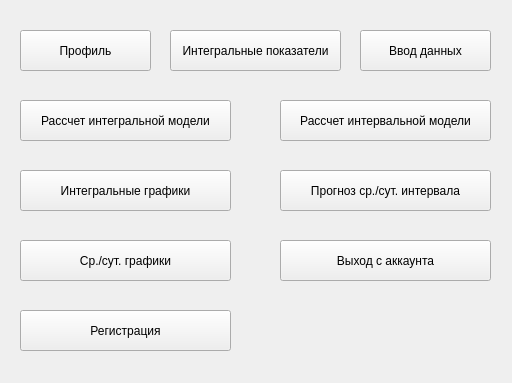
Above: ui/main.ui from Wester35/desktop-app-mcc before the change. Below: the same form after it.
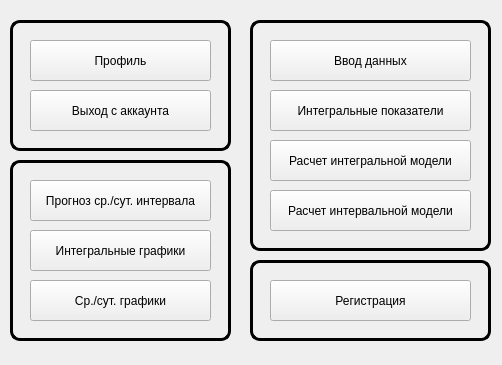
That is the form after the change.

Commit message: чуть изменен интерфейс

What changed in the file:
```diff
--- a/ui/main.ui
+++ b/ui/main.ui
@@ -6,84 +6,27 @@
    <rect>
     <x>0</x>
     <y>0</y>
-    <width>512</width>
-    <height>383</height>
+    <width>502</width>
+    <height>365</height>
    </rect>
   </property>
   <property name="windowTitle">
    <string>MainApp</string>
   </property>
-  <widget class="QPushButton" name="pushButton">
-   <property name="geometry">
-    <rect>
-     <x>20</x>
-     <y>310</y>
-     <width>211</width>
-     <height>41</height>
-    </rect>
-   </property>
-   <property name="text">
-    <string>Регистрация</string>
-   </property>
-  </widget>
-  <widget class="QPushButton" name="pushButton_2">
-   <property name="geometry">
-    <rect>
-     <x>280</x>
-     <y>240</y>
-     <width>211</width>
-     <height>41</height>
-    </rect>
-   </property>
-   <property name="text">
-    <string>Выход с аккаунта</string>
-   </property>
-  </widget>
-  <widget class="QPushButton" name="data_input_btn">
-   <property name="geometry">
-    <rect>
-     <x>360</x>
-     <y>30</y>
-     <width>131</width>
-     <height>41</height>
-    </rect>
-   </property>
-   <property name="text">
-    <string>Ввод данных</string>
-   </property>
-  </widget>
-  <widget class="QPushButton" name="analytics_btn">
-   <property name="geometry">
-    <rect>
-     <x>170</x>
-     <y>30</y>
-     <width>171</width>
-     <height>41</height>
-    </rect>
-   </property>
-   <property name="text">
-    <string>Интегральные показатели</string>
-   </property>
-  </widget>
-  <widget class="QPushButton" name="prokofiev_button">
-   <property name="geometry">
-    <rect>
-     <x>280</x>
-     <y>170</y>
-     <width>211</width>
-     <height>41</height>
-    </rect>
-   </property>
-   <property name="text">
-    <string>Прогноз ср./сут. интервала</string>
-   </property>
-  </widget>
+  <property name="styleSheet">
+   <string notr="true">QFrame
+{
+	border-radius:10px;
+	background-color: transparent;
+	border: 3px solid black;
+}</string>
+  </property>
   <widget class="QPushButton" name="integral_charts">
    <property name="geometry">
     <rect>
-     <x>20</x>
-     <y>170</y>
-     <width>211</width>
+     <x>30</x>
+     <y>230</y>
+     <width>181</width>
      <height>41</height>
     </rect>
    </property>
@@ -94,9 +37,9 @@
   <widget class="QPushButton" name="interval_charts">
    <property name="geometry">
     <rect>
-     <x>20</x>
-     <y>240</y>
-     <width>211</width>
+     <x>30</x>
+     <y>280</y>
+     <width>181</width>
      <height>41</height>
     </rect>
    </property>
@@ -104,12 +47,81 @@
     <string>Ср./сут. графики</string>
    </property>
   </widget>
+  <widget class="QFrame" name="frame">
+   <property name="geometry">
+    <rect>
+     <x>10</x>
+     <y>20</y>
+     <width>221</width>
+     <height>131</height>
+    </rect>
+   </property>
+   <property name="styleSheet">
+    <string notr="true"/>
+   </property>
+   <property name="frameShape">
+    <enum>QFrame::Shape::StyledPanel</enum>
+   </property>
+   <property name="frameShadow">
+    <enum>QFrame::Shadow::Raised</enum>
+   </property>
+  </widget>
+  <widget class="QFrame" name="frame_2">
+   <property name="geometry">
+    <rect>
+     <x>250</x>
+     <y>20</y>
+     <width>241</width>
+     <height>231</height>
+    </rect>
+   </property>
+   <property name="styleSheet">
+    <string notr="true">#frame
+{
+	border-radius:10px;
+	background-color: transparent;
+	border: 3px solid black;
+}</string>
+   </property>
+   <property name="frameShape">
+    <enum>QFrame::Shape::StyledPanel</enum>
+   </property>
+   <property name="frameShadow">
+    <enum>QFrame::Shadow::Raised</enum>
+   </property>
+  </widget>
+  <widget class="QPushButton" name="prokofiev_button">
+   <property name="geometry">
+    <rect>
+     <x>30</x>
+     <y>180</y>
+     <width>181</width>
+     <height>41</height>
+    </rect>
+   </property>
+   <property name="text">
+    <string>Прогноз ср./сут. интервала</string>
+   </property>
+  </widget>
+  <widget class="QPushButton" name="pushButton_2">
+   <property name="geometry">
+    <rect>
+     <x>30</x>
+     <y>90</y>
+     <width>181</width>
+     <height>41</height>
+    </rect>
+   </property>
+   <property name="text">
+    <string>Выход с аккаунта</string>
+   </property>
+  </widget>
   <widget class="QPushButton" name="profile_btn">
    <property name="geometry">
     <rect>
-     <x>20</x>
-     <y>30</y>
-     <width>131</width>
+     <x>30</x>
+     <y>40</y>
+     <width>181</width>
      <height>41</height>
     </rect>
    </property>
@@ -117,32 +129,132 @@
     <string>Профиль</string>
    </property>
   </widget>
+  <widget class="QPushButton" name="data_input_btn">
+   <property name="geometry">
+    <rect>
+     <x>270</x>
+     <y>40</y>
+     <width>201</width>
+     <height>41</height>
+    </rect>
+   </property>
+   <property name="text">
+    <string>Ввод данных</string>
+   </property>
+  </widget>
+  <widget class="QPushButton" name="analytics_btn">
+   <property name="geometry">
+    <rect>
+     <x>270</x>
+     <y>90</y>
+     <width>201</width>
+     <height>41</height>
+    </rect>
+   </property>
+   <property name="text">
+    <string>Интегральные показатели</string>
+   </property>
+  </widget>
   <widget class="QPushButton" name="interval_window">
    <property name="geometry">
     <rect>
-     <x>280</x>
-     <y>100</y>
-     <width>211</width>
+     <x>270</x>
+     <y>190</y>
+     <width>201</width>
      <height>41</height>
     </rect>
    </property>
    <property name="text">
-    <string>Рассчет интервальной модели</string>
+    <string>Расчет интервальной модели</string>
    </property>
   </widget>
   <widget class="QPushButton" name="integral_window">
    <property name="geometry">
     <rect>
-     <x>20</x>
-     <y>100</y>
-     <width>211</width>
+     <x>270</x>
+     <y>140</y>
+     <width>201</width>
      <height>41</height>
     </rect>
    </property>
    <property name="text">
-    <string>Рассчет интегральной модели</string>
+    <string>Расчет интегральной модели</string>
    </property>
   </widget>
+  <widget class="QFrame" name="frame_3">
+   <property name="geometry">
+    <rect>
+     <x>10</x>
+     <y>160</y>
+     <width>221</width>
+     <height>181</height>
+    </rect>
+   </property>
+   <property name="styleSheet">
+    <string notr="true">#frame
+{
+	border-radius:10px;
+	background-color: transparent;
+	border: 3px solid black;
+}</string>
+   </property>
+   <property name="frameShape">
+    <enum>QFrame::Shape::StyledPanel</enum>
+   </property>
+   <property name="frameShadow">
+    <enum>QFrame::Shadow::Raised</enum>
+   </property>
+  </widget>
+  <widget class="QFrame" name="frame_4">
+   <property name="geometry">
+    <rect>
+     <x>250</x>
+     <y>260</y>
+     <width>241</width>
+     <height>81</height>
+    </rect>
+   </property>
+   <property name="styleSheet">
+    <string notr="true">#frame
+{
+	border-radius:10px;
+	background-color: transparent;
+	border: 3px solid black;
+}</string>
+   </property>
+   <property name="frameShape">
+    <enum>QFrame::Shape::StyledPanel</enum>
+   </property>
+   <property name="frameShadow">
+    <enum>QFrame::Shadow::Raised</enum>
+   </property>
+   <widget class="QPushButton" name="pushButton">
+    <property name="geometry">
+     <rect>
+      <x>20</x>
+      <y>20</y>
+      <width>201</width>
+      <height>41</height>
+     </rect>
+    </property>
+    <property name="text">
+     <string>Регистрация</string>
+    </property>
+   </widget>
+  </widget>
+  <zorder>frame_3</zorder>
+  <zorder>frame_4</zorder>
+  <zorder>frame_2</zorder>
+  <zorder>frame</zorder>
+  <zorder>integral_charts</zorder>
+  <zorder>interval_charts</zorder>
+  <zorder>prokofiev_button</zorder>
+  <zorder>pushButton_2</zorder>
+  <zorder>profile_btn</zorder>
+  <zorder>data_input_btn</zorder>
+  <zorder>analytics_btn</zorder>
+  <zorder>interval_window</zorder>
+  <zorder>integral_window</zorder>
  </widget>
  <resources/>
  <connections/>
```
The commit also changes 1 other file.
